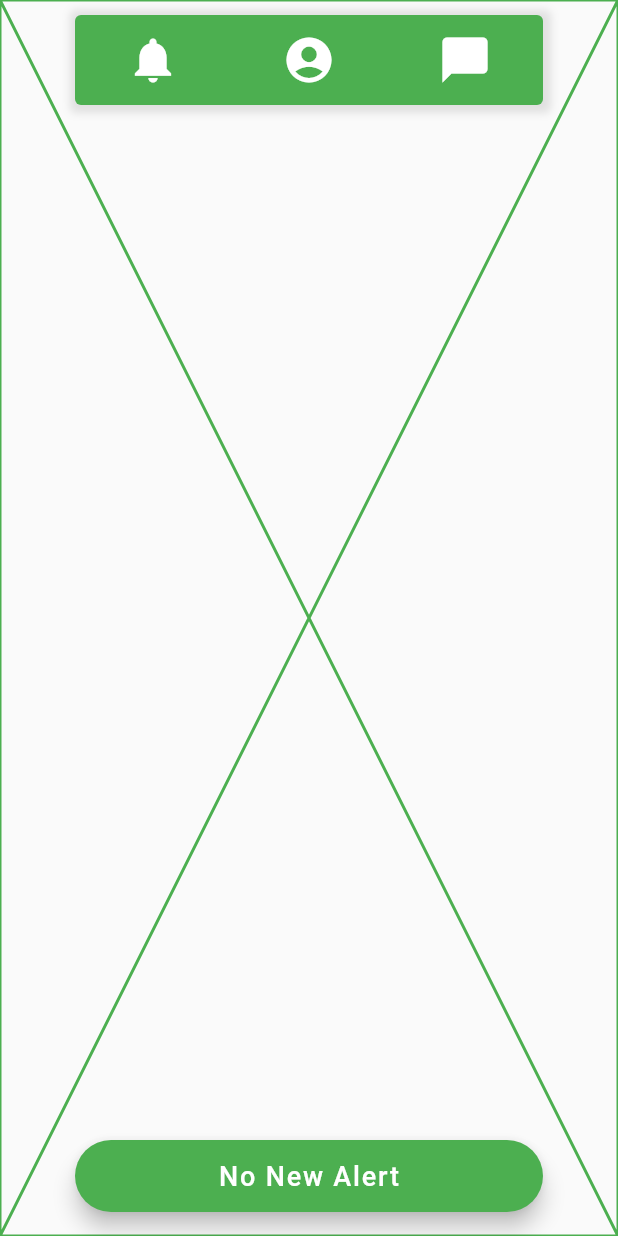
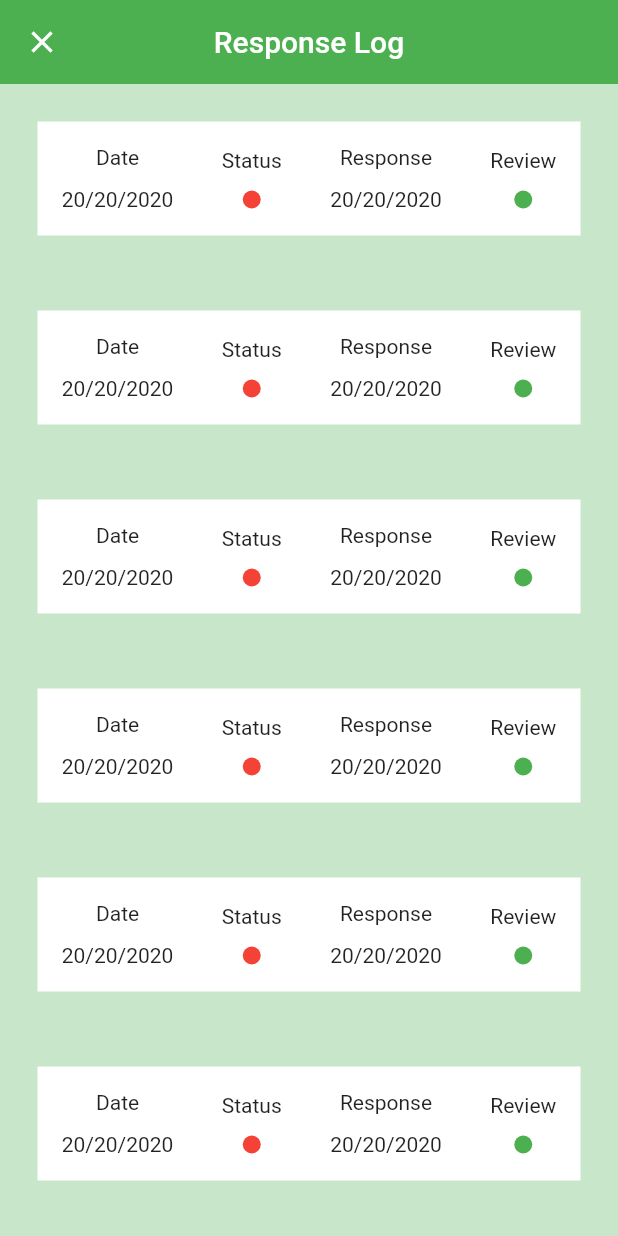
Before and after one commit to LISA-Ghana/forest_guard_mobile, a Flutter app: the Homepage screen opened directly, after a tap on the "account circle" icon, on a phone screen of 412 x 824 dp. Run offline on Flutter 3.47's test engine with Material 2 defaults, Android fonts, the phone set to English and light mode, and no system bars.

Commit message:
Design profile page skeleton

```diff
--- /dev/null
+++ b/lib/ui/pages/profile_page.dart
@@ -0,0 +1,20 @@
+import 'package:flutter/material.dart';
+import 'package:forest_guard/ui/widgets/response_log_tile.dart';
+
+class ProfilePage extends StatelessWidget {
+  @override
+  Widget build(BuildContext context) {
+    return Scaffold(
+      appBar: AppBar(
+        elevation: 0,
+        title: Text('Response Log'),
+        centerTitle: true,
+      ),
+      backgroundColor: Colors.green[100],
+      body: ListView.builder(
+        itemCount: 10,
+        itemBuilder: (context, index) => ResponseLogTile(),
+      ),
+    );
+  }
+}
--- a/lib/ui/widgets/floating_home_options.dart
+++ b/lib/ui/widgets/floating_home_options.dart
@@ -1,4 +1,6 @@
+import 'package:flutter/cupertino.dart';
 import 'package:flutter/material.dart';
+import 'package:forest_guard/ui/pages/profile_page.dart';
 
 class FloatingHomeOptions extends StatelessWidget {
   @override
@@ -32,7 +34,12 @@ class FloatingHomeOptions extends StatelessWidget {
               color: Colors.white,
               iconSize: 36,
               icon: Icon(Icons.account_circle),
-              onPressed: () {},
+              onPressed: () {
+                Navigator.of(context).push(CupertinoPageRoute(
+                  builder: (_) => ProfilePage(),
+                  fullscreenDialog: true,
+                ));
+              },
             ),
             IconButton(
               color: Colors.white,
--- /dev/null
+++ b/lib/ui/widgets/response_log_tile.dart
@@ -0,0 +1,63 @@
+import 'package:flutter/material.dart';
+
+class ResponseLogTile extends StatelessWidget {
+  @override
+  Widget build(BuildContext context) {
+    return Container(
+      margin: const EdgeInsets.symmetric(horizontal: 25, vertical: 25),
+      padding: const EdgeInsets.symmetric(vertical: 16),
+      color: Colors.white,
+      child: Row(
+        mainAxisAlignment: MainAxisAlignment.spaceAround,
+        children: [
+          Column(
+            mainAxisSize: MainAxisSize.min,
+            children: [
+              Text('Date'),
+              SizedBox(height: 12),
+              Text('20/20/2020'),
+            ],
+          ),
+          Column(
+            mainAxisSize: MainAxisSize.min,
+            children: [
+              Text('Status'),
+              SizedBox(height: 12),
+              Container(
+                width: 12,
+                height: 12,
+                decoration: BoxDecoration(
+                  shape: BoxShape.circle,
+                  color: Colors.red,
+                ),
+              ),
+            ],
+          ),
+          Column(
+            mainAxisSize: MainAxisSize.min,
+            children: [
+              Text('Response'),
+              SizedBox(height: 12),
+              Text('20/20/2020'),
+            ],
+          ),
+          Column(
+            mainAxisSize: MainAxisSize.min,
+            children: [
+              Text('Review'),
+              SizedBox(height: 12),
+              Container(
+                width: 12,
+                height: 12,
+                decoration: BoxDecoration(
+                  shape: BoxShape.circle,
+                  color: Colors.green,
+                ),
+              ),
+            ],
+          ),
+        ],
+      ),
+    );
+  }
+}
```
